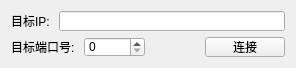
This is NewConnect/NewConnect.ui in Zightch/CCP as Qt 5 draws it before an edit. The edited form follows.
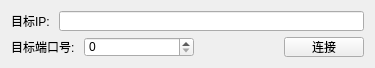
This is the edited form.

The edit to the form file:
```diff
--- a/NewConnect/NewConnect.ui
+++ b/NewConnect/NewConnect.ui
@@ -6,7 +6,7 @@
    <rect>
     <x>0</x>
     <y>0</y>
-    <width>296</width>
+    <width>375</width>
     <height>68</height>
    </rect>
   </property>
@@ -84,6 +84,12 @@
       </item>
       <item>
        <widget class="QSpinBox" name="port">
+        <property name="minimumSize">
+         <size>
+          <width>110</width>
+          <height>0</height>
+         </size>
+        </property>
         <property name="maximum">
          <number>65535</number>
         </property>
```
Left out of the diff: 2 changed lines with no effect on the pictures.
